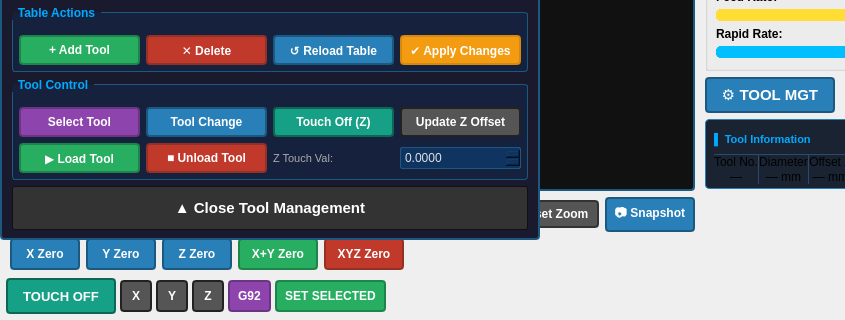
The window that docs/mymachine_config/my_panel.ui (praveen-n7/CUSTOMIZED_GUI-CONTROL-PANEL-FOR-CNC-MACHINE) describes before a commit, drawn with Qt 5; both pictures show x 0 to 845 and y 400 to 720 of the 1280 by 720 pixel window.
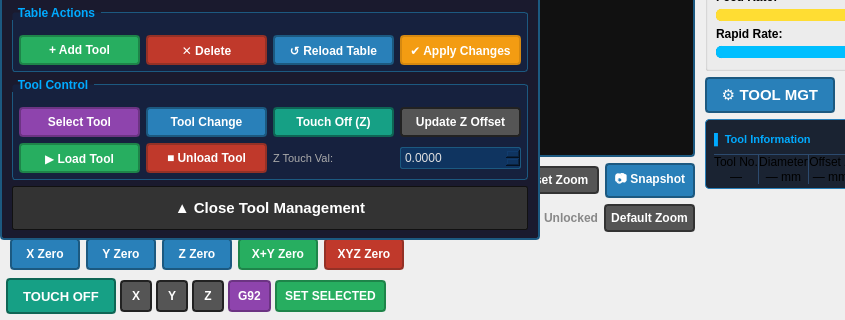
The same window after the commit. The open tabs and pages were chosen to show the change. Custom widgets are drawn as their Qt base class.

Commit message: added default zoom button to camera

```diff
--- a/docs/mymachine_config/my_panel.ui
+++ b/docs/mymachine_config/my_panel.ui
@@ -717,6 +717,39 @@
               </item>
              </layout>
             </item>
+            <item>
+             <layout class="QHBoxLayout" name="layout_camera_zoom_lock">
+              <property name="spacing"><number>6</number></property>
+              <item>
+               <spacer name="spacer_zoom_lock_left">
+                <property name="orientation"><enum>Qt::Horizontal</enum></property>
+                <property name="sizeType"><enum>QSizePolicy::Expanding</enum></property>
+                <property name="sizeHint" stdset="0"><size><width>40</width><height>20</height></size></property>
+               </spacer>
+              </item>
+              <item>
+               <widget class="QLabel" name="lbl_zoom_lock_status">
+                <property name="styleSheet">
+                 <string notr="true">color: #888888; font-size: 9pt; font-weight: bold; min-width: 110px;</string>
+                </property>
+                <property name="text"><string>Zoom Unlocked</string></property>
+                <property name="alignment"><set>Qt::AlignRight|Qt::AlignVCenter</set></property>
+               </widget>
+              </item>
+              <item>
+               <widget class="QPushButton" name="btn_camera_default_zoom">
+                <property name="minimumSize"><size><width>90</width><height>28</height></size></property>
+                <property name="styleSheet">
+                 <string notr="true">QPushButton { background-color: #555555; color: white; border: 2px solid #333333; font-weight: bold; border-radius: 4px; font-size: 9pt; }
+QPushButton:hover { border-color: #ffffff; }
+QPushButton:pressed { background-color: #333333; }</string>
+                </property>
+                <property name="text"><string>Default Zoom</string></property>
+                <property name="checkable"><bool>false</bool></property>
+               </widget>
+              </item>
+             </layout>
+            </item>
             <item>
              <layout class="QHBoxLayout" name="layout_camera_zeros">
               <property name="spacing"><number>6</number></property>
```
The commit also changes 1 other file.
